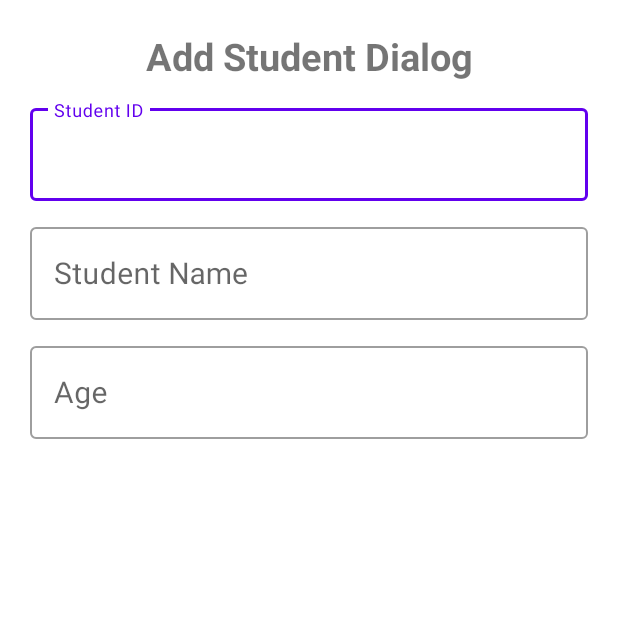
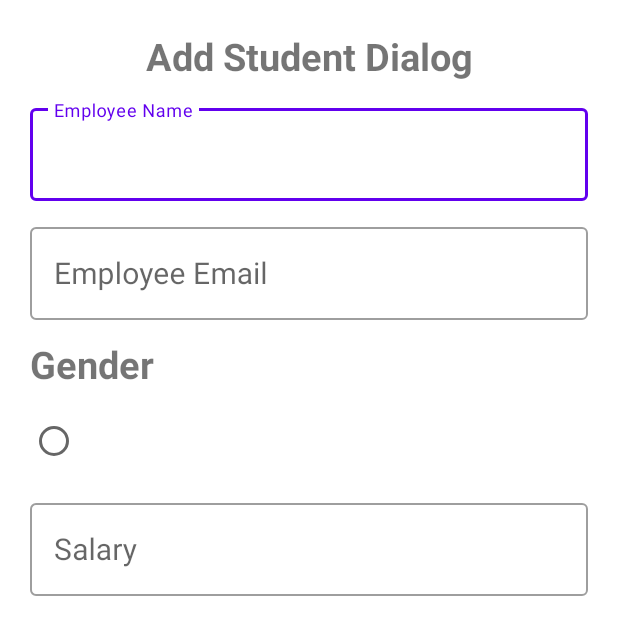
Before and after one commit to peerapon3014/mb_lab7, an Android app: the layout add_dialog_layout.xml on its own in the app's theme, with its tools: preview values and no code run, on a phone screen of 412 x 824 dp. Shown: the top 635 px of the screen. Run offline under Robolectric (Android 15) with nearby library versions, the phone set to English and light mode, and no system bars.

Commit message:
edit about data from student to Employee

```diff
--- a/app/src/main/res/layout/add_dialog_layout.xml
+++ b/app/src/main/res/layout/add_dialog_layout.xml
@@ -17,10 +17,10 @@
         android:layout_width="match_parent"
         android:layout_height="wrap_content"
         style="@style/Widget.MaterialComponents.TextInputLayout.OutlinedBox"
-        android:hint="Student ID"
+        android:hint="Employee Name"
         android:layout_marginTop="12dp">
         <com.google.android.material.textfield.TextInputEditText
-            android:id="@+id/edtId"
+            android:id="@+id/edtName"
             android:layout_width="match_parent"
             android:layout_height="wrap_content"
             android:inputType="text"
@@ -31,10 +31,25 @@
         android:layout_width="match_parent"
         android:layout_height="wrap_content"
         style="@style/Widget.MaterialComponents.TextInputLayout.OutlinedBox"
-        android:hint="Student Name"
+        android:hint="Employee Email"
         android:layout_marginTop="12dp">
+        <TextView
+            android:layout_width="wrap_content"
+            android:layout_height="wrap_content"
+            android:text="Gender"
+            android:textAllCaps="false"
+            android:textSize="25sp"
+            android:textStyle="bold"
+            android:layout_marginTop="12dp"
+            />
+        <androidx.appcompat.widget.AppCompatRadioButton
+            android:layout_width="match_parent"
+            android:layout_height="wrap_content"
+            android:layout_marginTop="10dp"
+            >
+        </androidx.appcompat.widget.AppCompatRadioButton>
         <com.google.android.material.textfield.TextInputEditText
-            android:id="@+id/edtName"
+            android:id="@+id/edtEmail"
             android:layout_width="match_parent"
             android:layout_height="wrap_content"
             android:inputType="text"
@@ -44,10 +59,10 @@
         android:layout_width="match_parent"
         android:layout_height="wrap_content"
         style="@style/Widget.MaterialComponents.TextInputLayout.OutlinedBox"
-        android:hint="Age"
+        android:hint="Salary"
         android:layout_marginTop="12dp">
         <com.google.android.material.textfield.TextInputEditText
-            android:id="@+id/edtAge"
+            android:id="@+id/edtSalary"
             android:layout_width="match_parent"
             android:layout_height="wrap_content"
             android:inputType="text"
```
Also changed, not shown: app/src/main/java/com/example/lab7recyclerviewdialog2022/MainActivity.kt (+12 -11 lines), app/src/main/res/layout/activity_main.xml (+16 -15 lines), app/src/main/res/layout/std_item_layout.xml (+13 -6 lines).
